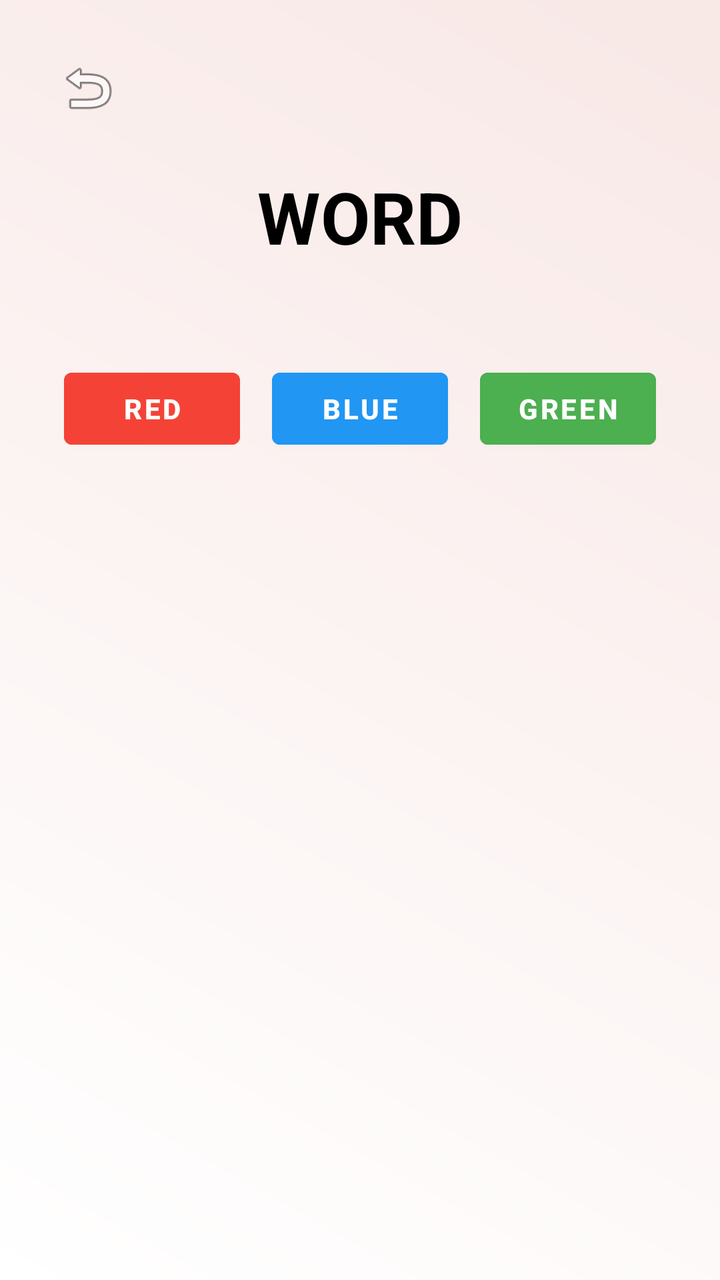
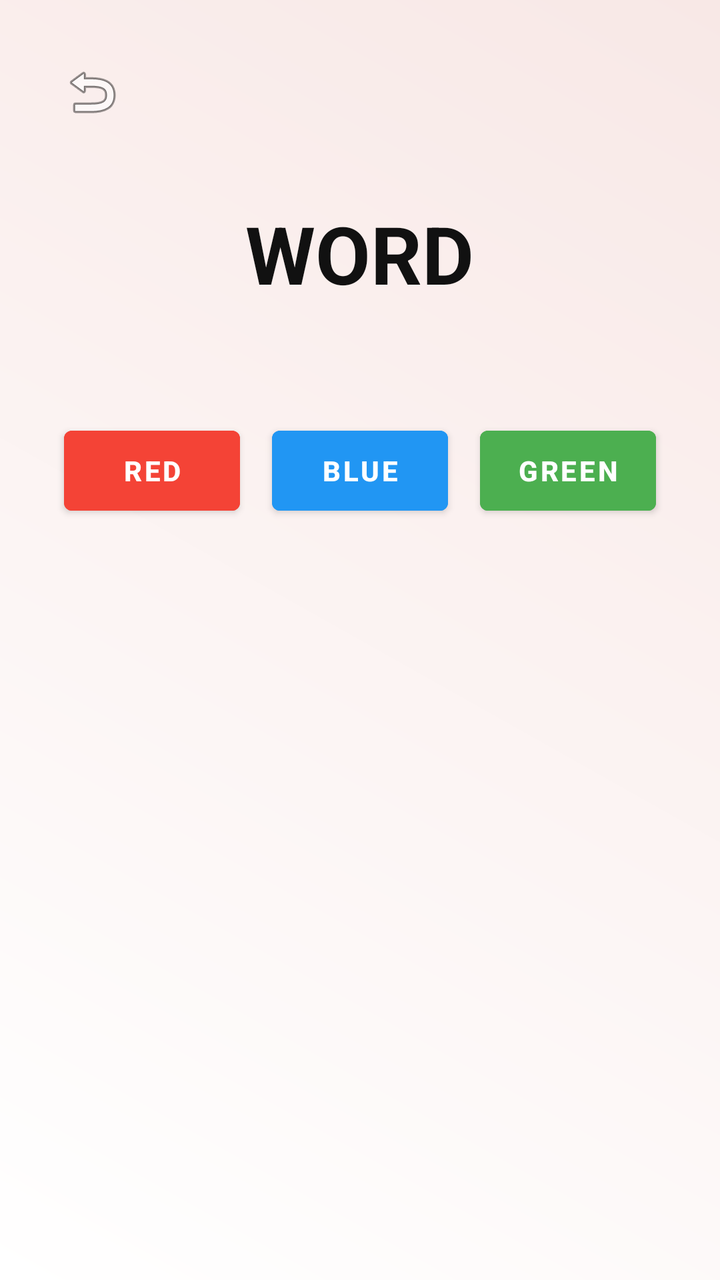

Compare the two renders of this Android layout. The source of the first and the diff that turns it into the second are given below.
<!-- AndroidManifest.xml: application theme Theme.CogniSync -->
<!-- res/layout/activity_stroop_task.xml -->
<?xml version="1.0" encoding="utf-8"?>
<LinearLayout xmlns:android="http://schemas.android.com/apk/res/android"
    android:orientation="vertical"
    android:layout_width="match_parent"
    android:layout_height="match_parent"
    android:gravity="center_horizontal"
    android:padding="24dp"
    android:fitsSystemWindows="true"
    android:background="@drawable/background_gradient">

    
    <ImageButton
        android:id="@+id/backButton"
        android:layout_width="40dp"
        android:layout_height="40dp"
        android:layout_gravity="start"
        android:background="@android:color/transparent"
        android:src="@android:drawable/ic_menu_revert"
        android:contentDescription="Back"
        android:layout_marginBottom="20dp" />

    
    <TextView
        android:id="@+id/tvWord"
        android:layout_width="wrap_content"
        android:layout_height="wrap_content"
        android:text="WORD"
        android:textSize="36sp"
        android:textStyle="bold"
        android:layout_marginBottom="40dp"
        android:textColor="#000000" />

    
    <LinearLayout
        android:layout_width="match_parent"
        android:layout_height="wrap_content"
        android:gravity="center"
        android:orientation="horizontal">

        <Button
            android:id="@+id/btnRed"
            android:layout_width="wrap_content"
            android:layout_height="wrap_content"
            android:text="RED"
            android:textAllCaps="true"
            android:textStyle="bold"
            android:layout_margin="8dp"
            android:backgroundTint="#F44336"
            android:textColor="#FFF" />

        <Button
            android:id="@+id/btnBlue"
            android:layout_width="wrap_content"
            android:layout_height="wrap_content"
            android:text="BLUE"
            android:textAllCaps="true"
            android:textStyle="bold"
            android:layout_margin="8dp"
            android:backgroundTint="#2196F3"
            android:textColor="#FFF" />

        <Button
            android:id="@+id/btnGreen"
            android:layout_width="wrap_content"
            android:layout_height="wrap_content"
            android:text="GREEN"
            android:textAllCaps="true"
            android:textStyle="bold"
            android:layout_margin="8dp"
            android:backgroundTint="#4CAF50"
            android:textColor="#FFF" />
    </LinearLayout>

    
    <TextView
        android:id="@+id/tvResult"
        android:layout_width="wrap_content"
        android:layout_height="wrap_content"
        android:textSize="18sp"
        android:textColor="#000"
        android:layout_marginTop="30dp"
        android:text=""
        android:gravity="center" />

</LinearLayout>
<!-- resources referenced by this layout -->
<resources>
  <!-- drawable background_gradient (drawable) -->
  <?xml version="1.0" encoding="utf-8"?>
  <shape xmlns:android="http://schemas.android.com/apk/res/android">
      <gradient
          android:angle="45"
          android:startColor="#Ffffff"
          android:endColor="#F8E8E6"
          android:type="linear" />
  </shape>
  <style name="Theme.CogniSync" parent="Theme.MaterialComponents.DayNight.NoActionBar">
  
  
  
          
          <item name="android:statusBarColor">@android:color/white</item>
          <item name="android:windowLightStatusBar">true</item>
  
      </style>
</resources>

<!-- the commit's change to res/layout/activity_stroop_task.xml (unified diff, before → after) -->
@@ -3,21 +3,20 @@
     android:orientation="vertical"
     android:layout_width="match_parent"
     android:layout_height="match_parent"
-    android:gravity="center_horizontal"
-    android:padding="24dp"
     android:fitsSystemWindows="true"
-    android:background="@drawable/background_gradient">
+    android:background="@drawable/background_gradient"
+    android:padding="24dp">
 
     
     <ImageButton
         android:id="@+id/backButton"
-        android:layout_width="40dp"
-        android:layout_height="40dp"
-        android:layout_gravity="start"
+        android:layout_width="44dp"
+        android:layout_height="44dp"
         android:background="@android:color/transparent"
         android:src="@android:drawable/ic_menu_revert"
         android:contentDescription="Back"
-        android:layout_marginBottom="20dp" />
+        android:layout_gravity="start"
+        android:layout_marginBottom="32dp" />
 
     
     <TextView
@@ -25,50 +24,54 @@
         android:layout_width="wrap_content"
         android:layout_height="wrap_content"
         android:text="WORD"
-        android:textSize="36sp"
+        android:textSize="40sp"
         android:textStyle="bold"
-        android:layout_marginBottom="40dp"
-        android:textColor="#000000" />
+        android:textColor="#111111"
+        android:layout_gravity="center_horizontal"
+        android:layout_marginBottom="48dp" />
 
     
     <LinearLayout
         android:layout_width="match_parent"
         android:layout_height="wrap_content"
-        android:gravity="center"
-        android:orientation="horizontal">
+        android:orientation="horizontal"
+        android:gravity="center">
 
         <Button
             android:id="@+id/btnRed"
-            android:layout_width="wrap_content"
-            android:layout_height="wrap_content"
+            android:layout_width="0dp"
+            android:layout_height="52dp"
+            android:layout_weight="1"
             android:text="RED"
             android:textAllCaps="true"
             android:textStyle="bold"
+            android:textColor="#FFFFFF"
             android:layout_margin="8dp"
-            android:backgroundTint="#F44336"
-            android:textColor="#FFF" />
+            android:backgroundTint="#F44336" />
 
         <Button
             android:id="@+id/btnBlue"
-            android:layout_width="wrap_content"
-            android:layout_height="wrap_content"
+            android:layout_width="0dp"
+            android:layout_height="52dp"
+            android:layout_weight="1"
             android:text="BLUE"
             android:textAllCaps="true"
             android:textStyle="bold"
+            android:textColor="#FFFFFF"
             android:layout_margin="8dp"
-            android:backgroundTint="#2196F3"
-            android:textColor="#FFF" />
+            android:backgroundTint="#2196F3" />
 
         <Button
             android:id="@+id/btnGreen"
-            android:layout_width="wrap_content"
-            android:layout_height="wrap_content"
+            android:layout_width="0dp"
+            android:layout_height="52dp"
+            android:layout_weight="1"
             android:text="GREEN"
             android:textAllCaps="true"
             android:textStyle="bold"
+            android:textColor="#FFFFFF"
             android:layout_margin="8dp"
-            android:backgroundTint="#4CAF50"
-            android:textColor="#FFF" />
+            android:backgroundTint="#4CAF50" />
     </LinearLayout>
 
     
@@ -76,10 +79,12 @@
         android:id="@+id/tvResult"
         android:layout_width="wrap_content"
         android:layout_height="wrap_content"
+        android:text=""
         android:textSize="18sp"
-        android:textColor="#000"
-        android:layout_marginTop="30dp"
-        android:text=""
+        android:textStyle="bold"
+        android:textColor="#222222"
+        android:layout_gravity="center_horizontal"
+        android:layout_marginTop="36dp"
         android:gravity="center" />
 
 </LinearLayout>
